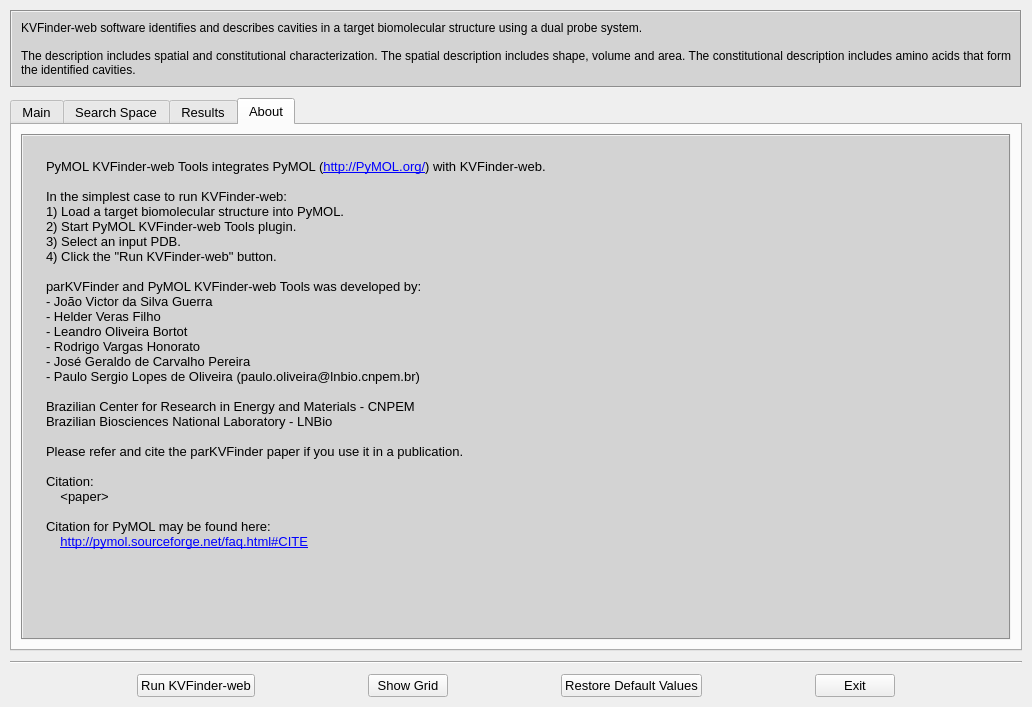
Above: client/PyMOL-KVFinder-web-tools/PyMOL-KVFinder-web-tools.ui from jvsguerra/kvfinder-ws before the change. Below: the same form after it.
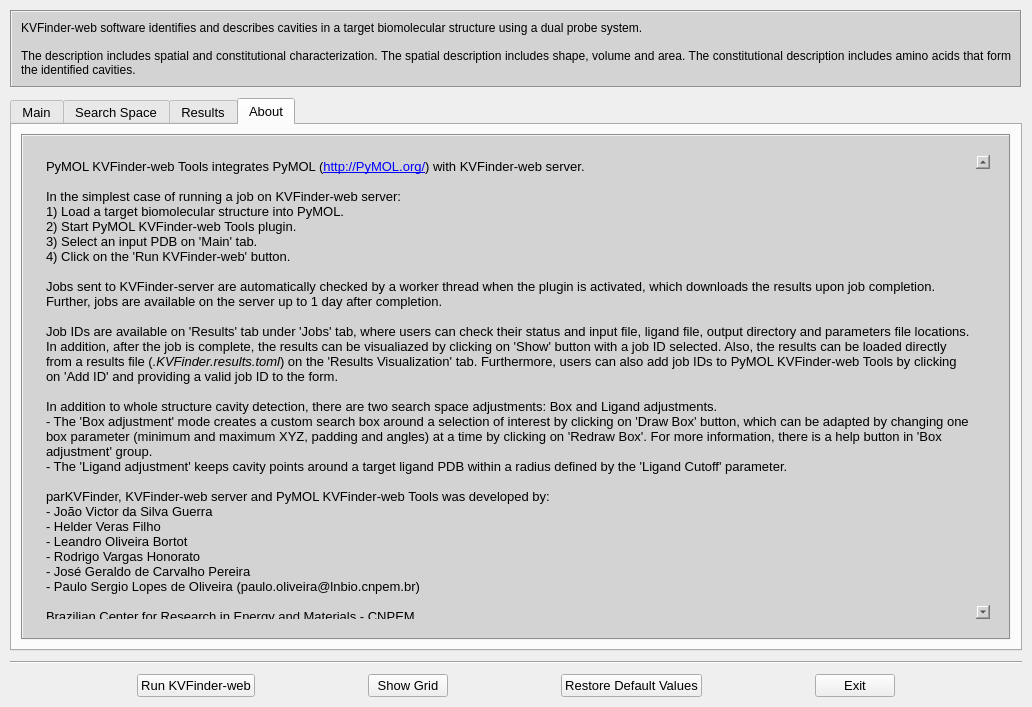
That is the form after the change. The open tabs and pages were chosen to show the change.

Commit message: Complete About infomation + pass text from .ui to .py

What changed in the file:
```diff
--- a/client/PyMOL-KVFinder-web-tools/PyMOL-KVFinder-web-tools.ui
+++ b/client/PyMOL-KVFinder-web-tools/PyMOL-KVFinder-web-tools.ui
@@ -2046,20 +2046,31 @@
           <property name="frameShape">
            <enum>QFrame::Box</enum>
           </property>
+          <property name="lineWrapMode">
+           <enum>QTextEdit::WidgetWidth</enum>
+          </property>
           <property name="html">
            <string>&lt;!DOCTYPE HTML PUBLIC &quot;-//W3C//DTD HTML 4.0//EN&quot; &quot;http://www.w3.org/TR/REC-html40/strict.dtd&quot;&gt;
 &lt;html&gt;&lt;head&gt;&lt;meta name=&quot;qrichtext&quot; content=&quot;1&quot; /&gt;&lt;style type=&quot;text/css&quot;&gt;
 p, li { white-space: pre-wrap; }
 &lt;/style&gt;&lt;/head&gt;&lt;body style=&quot; font-family:'Sans Serif'; font-size:10pt; font-weight:400; font-style:normal;&quot;&gt;
-&lt;p style=&quot; margin-top:0px; margin-bottom:0px; margin-left:0px; margin-right:0px; -qt-block-indent:0; text-indent:0px;&quot;&gt;PyMOL KVFinder-web Tools integrates PyMOL (&lt;a href=&quot;http://PyMOL.org/&quot;&gt;&lt;span style=&quot; text-decoration: underline; color:#0000ff;&quot;&gt;http://PyMOL.org/&lt;/span&gt;&lt;/a&gt;) with KVFinder-web.&lt;/p&gt;
+&lt;p style=&quot; margin-top:0px; margin-bottom:0px; margin-left:0px; margin-right:0px; -qt-block-indent:0; text-indent:0px;&quot;&gt;PyMOL KVFinder-web Tools integrates PyMOL (&lt;a href=&quot;http://PyMOL.org/&quot;&gt;&lt;span style=&quot; text-decoration: underline; color:#0000ff;&quot;&gt;http://PyMOL.org/&lt;/span&gt;&lt;/a&gt;) with KVFinder-web server.&lt;/p&gt;
 &lt;p style=&quot;-qt-paragraph-type:empty; margin-top:0px; margin-bottom:0px; margin-left:0px; margin-right:0px; -qt-block-indent:0; text-indent:0px;&quot;&gt;&lt;br /&gt;&lt;/p&gt;
-&lt;p style=&quot; margin-top:0px; margin-bottom:0px; margin-left:0px; margin-right:0px; -qt-block-indent:0; text-indent:0px;&quot;&gt;In the simplest case to run KVFinder-web:&lt;/p&gt;
+&lt;p style=&quot; margin-top:0px; margin-bottom:0px; margin-left:0px; margin-right:0px; -qt-block-indent:0; text-indent:0px;&quot;&gt;In the simplest case of running a job on KVFinder-web server:&lt;/p&gt;
 &lt;p style=&quot; margin-top:0px; margin-bottom:0px; margin-left:0px; margin-right:0px; -qt-block-indent:0; text-indent:0px;&quot;&gt;1) Load a target biomolecular structure into PyMOL.&lt;/p&gt;
 &lt;p style=&quot; margin-top:0px; margin-bottom:0px; margin-left:0px; margin-right:0px; -qt-block-indent:0; text-indent:0px;&quot;&gt;2) Start PyMOL KVFinder-web Tools plugin.&lt;/p&gt;
-&lt;p style=&quot; margin-top:0px; margin-bottom:0px; margin-left:0px; margin-right:0px; -qt-block-indent:0; text-indent:0px;&quot;&gt;3) Select an input PDB.&lt;/p&gt;
-&lt;p style=&quot; margin-top:0px; margin-bottom:0px; margin-left:0px; margin-right:0px; -qt-block-indent:0; text-indent:0px;&quot;&gt;4) Click the &amp;quot;Run KVFinder-web&amp;quot; button.&lt;/p&gt;
+&lt;p style=&quot; margin-top:0px; margin-bottom:0px; margin-left:0px; margin-right:0px; -qt-block-indent:0; text-indent:0px;&quot;&gt;3) Select an input PDB on 'Main' tab.&lt;/p&gt;
+&lt;p style=&quot; margin-top:0px; margin-bottom:0px; margin-left:0px; margin-right:0px; -qt-block-indent:0; text-indent:0px;&quot;&gt;4) Click on the 'Run KVFinder-web' button.&lt;/p&gt;
 &lt;p style=&quot;-qt-paragraph-type:empty; margin-top:0px; margin-bottom:0px; margin-left:0px; margin-right:0px; -qt-block-indent:0; text-indent:0px;&quot;&gt;&lt;br /&gt;&lt;/p&gt;
-&lt;p style=&quot; margin-top:0px; margin-bottom:0px; margin-left:0px; margin-right:0px; -qt-block-indent:0; text-indent:0px;&quot;&gt;parKVFinder and PyMOL KVFinder-web Tools was developed by:&lt;/p&gt;
+&lt;p style=&quot; margin-top:0px; margin-bottom:0px; margin-left:0px; margin-right:0px; -qt-block-indent:0; text-indent:0px;&quot;&gt;Jobs sent to KVFinder-server are automatically checked by a worker thread when the plugin is activated, which downloads the results upon job completion. Further, jobs are available on the server up to 1 day after completion.&lt;/p&gt;
+&lt;p style=&quot;-qt-paragraph-type:empty; margin-top:0px; margin-bottom:0px; margin-left:0px; margin-right:0px; -qt-block-indent:0; text-indent:0px;&quot;&gt;&lt;br /&gt;&lt;/p&gt;
+&lt;p style=&quot; margin-top:0px; margin-bottom:0px; margin-left:0px; margin-right:0px; -qt-block-indent:0; text-indent:0px;&quot;&gt;Job IDs are available on 'Results' tab under 'Jobs' tab, where users can check their status and input file, ligand file, output directory and parameters file locations. In addition, after the job is complete, the results can be visualiazed by clicking on 'Show' button with a job ID selected. Also, the results can be loaded directly from a results file (&lt;span style=&quot; font-style:italic;&quot;&gt;.KVFinder.results.toml&lt;/span&gt;) on the 'Results Visualization' tab. Furthermore, users can also add job IDs to PyMOL KVFinder-web Tools by clicking on 'Add ID' and providing a valid job ID to the form.&lt;/p&gt;
+&lt;p style=&quot;-qt-paragraph-type:empty; margin-top:0px; margin-bottom:0px; margin-left:0px; margin-right:0px; -qt-block-indent:0; text-indent:0px;&quot;&gt;&lt;br /&gt;&lt;/p&gt;
+&lt;p style=&quot; margin-top:0px; margin-bottom:0px; margin-left:0px; margin-right:0px; -qt-block-indent:0; text-indent:0px;&quot;&gt;In addition to whole structure cavity detection, there are two search space adjustments: Box and Ligand adjustments.&lt;/p&gt;
+&lt;p style=&quot; margin-top:0px; margin-bottom:0px; margin-left:0px; margin-right:0px; -qt-block-indent:0; text-indent:0px;&quot;&gt;- The 'Box adjustment' mode creates a custom search box around a selection of interest by clicking on 'Draw Box' button, which can be adapted by changing one box parameter (minimum and maximum XYZ, padding and angles) at a time by clicking on 'Redraw Box'. For more information, there is a help button in 'Box adjustment' group.&lt;/p&gt;
+&lt;p style=&quot; margin-top:0px; margin-bottom:0px; margin-left:0px; margin-right:0px; -qt-block-indent:0; text-indent:0px;&quot;&gt;- The 'Ligand adjustment' keeps cavity points around a target ligand PDB within a radius defined by the 'Ligand Cutoff' parameter.&lt;/p&gt;
+&lt;p style=&quot;-qt-paragraph-type:empty; margin-top:0px; margin-bottom:0px; margin-left:0px; margin-right:0px; -qt-block-indent:0; text-indent:0px;&quot;&gt;&lt;br /&gt;&lt;/p&gt;
+&lt;p style=&quot; margin-top:0px; margin-bottom:0px; margin-left:0px; margin-right:0px; -qt-block-indent:0; text-indent:0px;&quot;&gt;parKVFinder, KVFinder-web server and PyMOL KVFinder-web Tools was developed by:&lt;/p&gt;
 &lt;p style=&quot; margin-top:0px; margin-bottom:0px; margin-left:0px; margin-right:0px; -qt-block-indent:0; text-indent:0px;&quot;&gt;- João Victor da Silva Guerra&lt;/p&gt;
 &lt;p style=&quot; margin-top:0px; margin-bottom:0px; margin-left:0px; margin-right:0px; -qt-block-indent:0; text-indent:0px;&quot;&gt;- Helder Veras Filho&lt;/p&gt;
 &lt;p style=&quot; margin-top:0px; margin-bottom:0px; margin-left:0px; margin-right:0px; -qt-block-indent:0; text-indent:0px;&quot;&gt;- Leandro Oliveira Bortot&lt;/p&gt;
@@ -2073,10 +2084,13 @@
 &lt;p style=&quot; margin-top:0px; margin-bottom:0px; margin-left:0px; margin-right:0px; -qt-block-indent:0; text-indent:0px;&quot;&gt;Please refer and cite the parKVFinder paper if you use it in a publication.&lt;/p&gt;
 &lt;p style=&quot;-qt-paragraph-type:empty; margin-top:0px; margin-bottom:0px; margin-left:0px; margin-right:0px; -qt-block-indent:0; text-indent:0px;&quot;&gt;&lt;br /&gt;&lt;/p&gt;
 &lt;p style=&quot; margin-top:0px; margin-bottom:0px; margin-left:0px; margin-right:0px; -qt-block-indent:0; text-indent:0px;&quot;&gt;Citation:&lt;/p&gt;
-&lt;p style=&quot; margin-top:0px; margin-bottom:0px; margin-left:0px; margin-right:0px; -qt-block-indent:0; text-indent:0px;&quot;&gt;    &amp;lt;paper&amp;gt;&lt;/p&gt;
+&lt;p style=&quot; margin-top:0px; margin-bottom:0px; margin-left:0px; margin-right:0px; -qt-block-indent:0; text-indent:0px;&quot;&gt;&amp;lt;paper&amp;gt;&lt;/p&gt;
 &lt;p style=&quot;-qt-paragraph-type:empty; margin-top:0px; margin-bottom:0px; margin-left:0px; margin-right:0px; -qt-block-indent:0; text-indent:0px;&quot;&gt;&lt;br /&gt;&lt;/p&gt;
-&lt;p style=&quot; margin-top:0px; margin-bottom:0px; margin-left:0px; margin-right:0px; -qt-block-indent:0; text-indent:0px;&quot;&gt;Citation for PyMOL may be found here:&lt;/p&gt;
-&lt;p style=&quot; margin-top:0px; margin-bottom:0px; margin-left:0px; margin-right:0px; -qt-block-indent:0; text-indent:0px;&quot;&gt;    &lt;a href=&quot;http://pymol.sourceforge.net/faq.html#CITE&quot;&gt;&lt;span style=&quot; text-decoration: underline; color:#0000ff;&quot;&gt;http://pymol.sourceforge.net/faq.html#CITE&lt;/span&gt;&lt;/a&gt;&lt;/p&gt;&lt;/body&gt;&lt;/html&gt;</string>
+&lt;p style=&quot; margin-top:0px; margin-bottom:0px; margin-left:0px; margin-right:0px; -qt-block-indent:0; text-indent:0px;&quot;&gt;Citation for PyMOL 2 may be found here:&lt;/p&gt;
+&lt;p style=&quot; margin-top:0px; margin-bottom:0px; margin-left:0px; margin-right:0px; -qt-block-indent:0; text-indent:0px;&quot;&gt;&lt;a href=&quot;http://pymol.sourceforge.net/faq.html#CITE&quot;&gt;&lt;span style=&quot; text-decoration: underline; color:#0000ff;&quot;&gt;https://pymol.org/2/support.html?&lt;/span&gt;&lt;/a&gt;&lt;/p&gt;&lt;/body&gt;&lt;/html&gt;</string>
+          </property>
+          <property name="acceptRichText">
+           <bool>true</bool>
           </property>
           <property name="openExternalLinks">
            <bool>true</bool>
```
Left out of the diff: 2 changed lines with no effect on the pictures. The commit also changes 1 other file.
